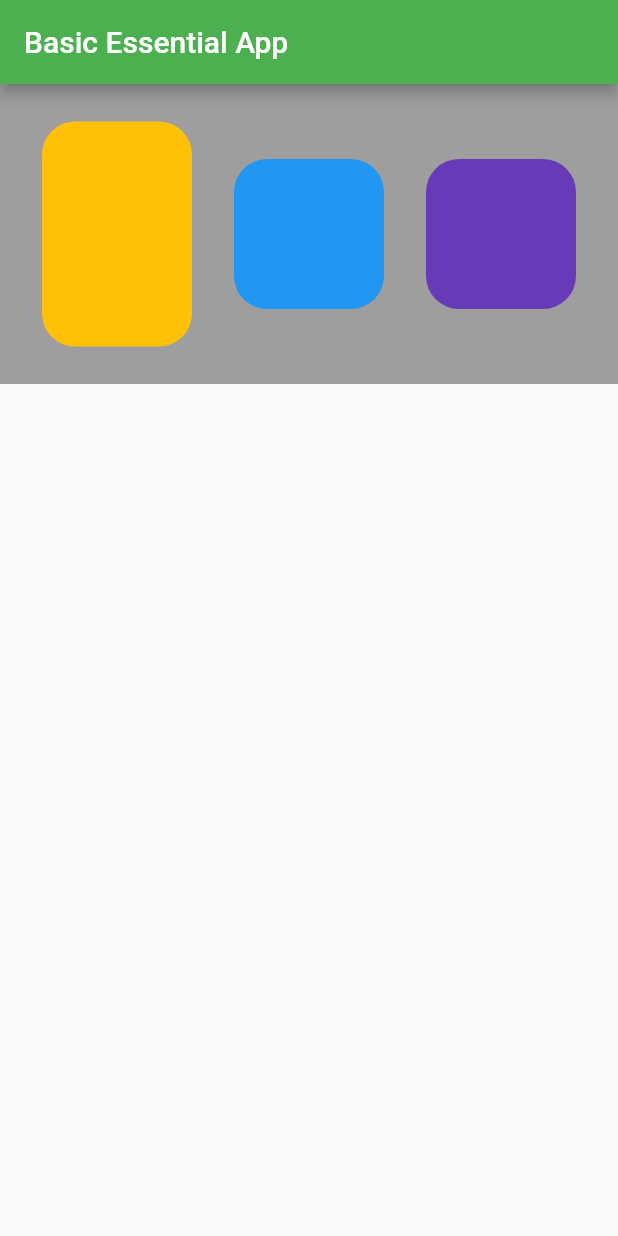
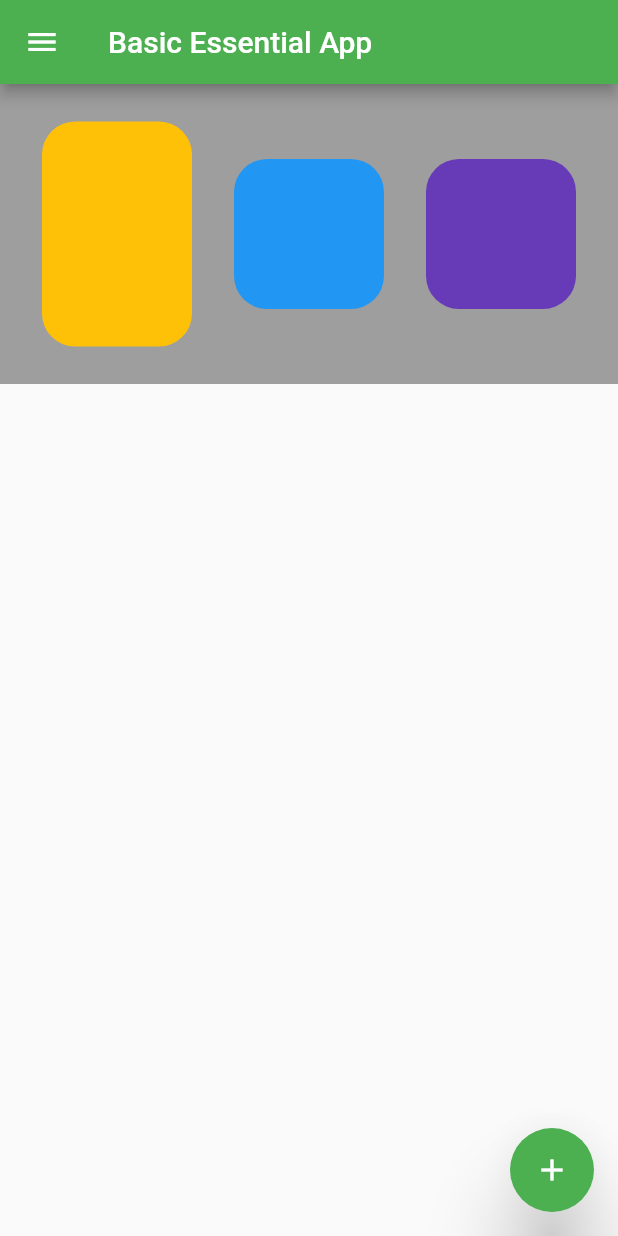
Before and after one commit to onkarnirhali/Flutter-Essentials, a Flutter app: the screen it shows after launch, on a phone screen of 412 x 824 dp. Run offline on Flutter 3.47's test engine with Material 2 defaults, Android fonts, the phone set to English and light mode, and no system bars.

```diff
--- a/flutterEssentials/lib/main.dart
+++ b/flutterEssentials/lib/main.dart
@@ -49,6 +49,25 @@ class HomePage extends StatelessWidget {
           ],
         ),
       ),
+      floatingActionButton: FloatingActionButton(
+        onPressed: () {},
+        child: Icon(Icons.add),
+        elevation: 22,
+        hoverColor: Colors.blue,
+      ),
+      drawer: Drawer(
+          child: ListView(
+        padding: const EdgeInsets.all(0),
+        children: <Widget>[
+          UserAccountsDrawerHeader(
+            accountName: Text("Onkar Nirhali"),
+            accountEmail: Text("nirhalionkar@gmail.com"),
+            currentAccountPicture: CircleAvatar(
+              backgroundColor: Colors.amber,
+            ),
+          )
+        ],
+      )),
     );
   }
 }
```
Also changed, not shown: 1 other file.
